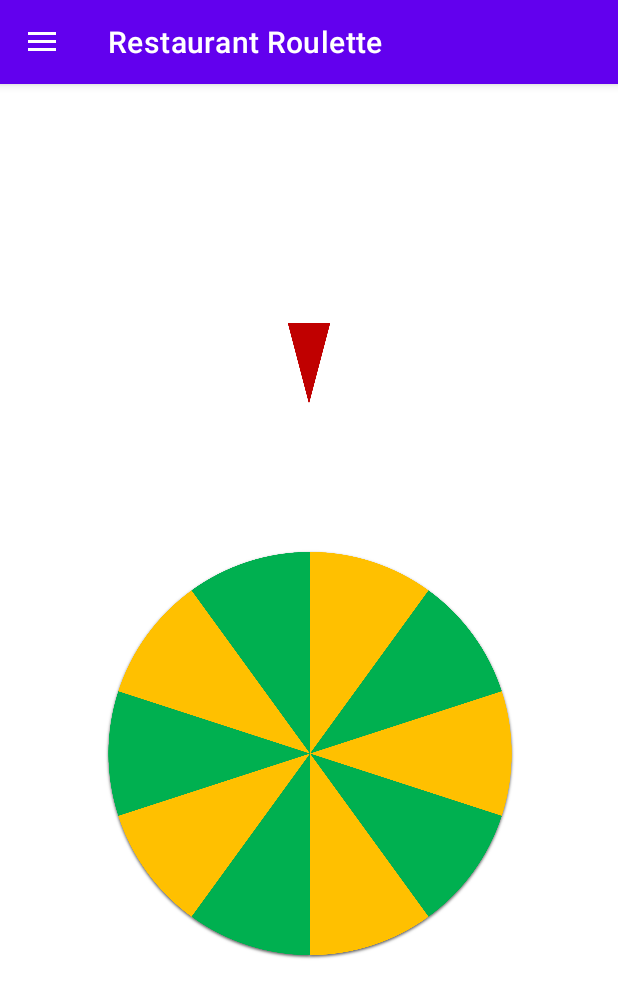
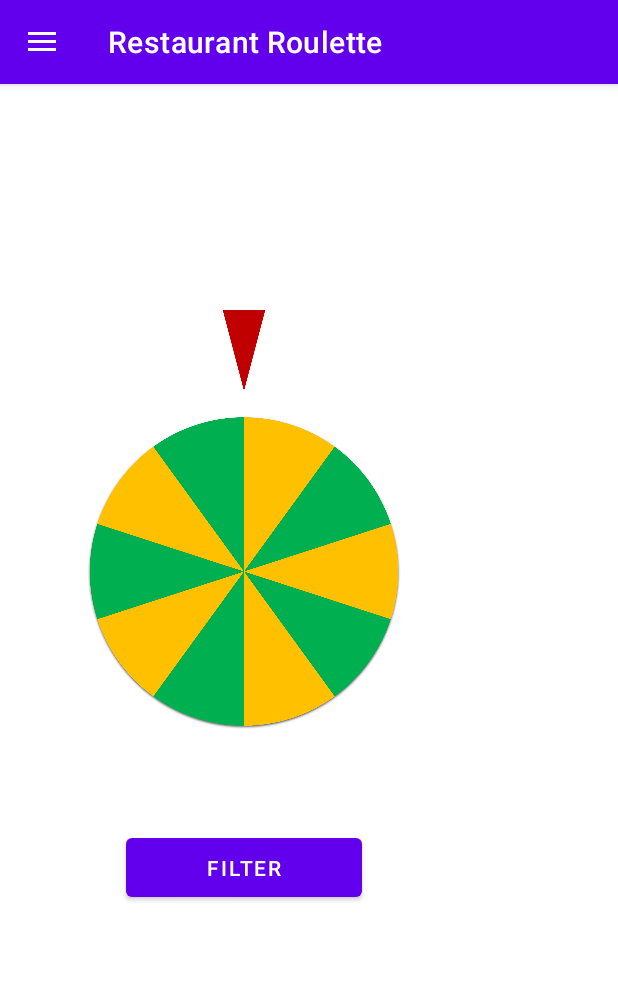
Before and after one commit to chris199512/Restaurant_Roulette, an Android app: the screen it shows after launch (MainActivity), on a phone screen of 412 x 824 dp. Shown: the top 998 px of the screen. Run offline under Robolectric (Android 15) with nearby library versions, the phone set to English and light mode, and no system bars.

Commit message:
Menü funktionsfähig gemacht

```diff
--- a/app/src/main/java/com/smarthomebear/restaurantroulette/MainActivity.java
+++ b/app/src/main/java/com/smarthomebear/restaurantroulette/MainActivity.java
@@ -15,14 +15,12 @@ import android.view.animation.Animation;
 import android.view.animation.AnimationUtils;
 import android.widget.Button;
 import android.widget.ImageView;
+import android.widget.Toast;
 
 import com.google.android.material.navigation.NavigationView;
 
-public class MainActivity extends AppCompatActivity implements View.OnClickListener, NavigationView.OnNavigationItemSelectedListener {
+public class MainActivity extends AppCompatActivity implements NavigationView.OnNavigationItemSelectedListener {
 
-    ImageView imageViewRoulette;
-    Button filterButton;
-    Animation rotateImage;
 
     Toolbar toolbar;
 
@@ -50,12 +48,12 @@ public class MainActivity extends AppCompatActivity implements View.OnClickListe
         drawer.addDrawerListener(toggle);
         toggle.syncState();
 
-        //Set roulette image as variable
-        imageViewRoulette=findViewById(R.id.roulette);
-
-        //Make filter button clickable
-        filterButton=findViewById(R.id.filter);
-        filterButton.setOnClickListener(this);
+        //Start Roulette Fragment on first start
+        if(savedInstanceState==null) {
+            getSupportFragmentManager().beginTransaction().replace(R.id.fragment_container,
+                    new RouletteFragment()).commit();
+            navigationView.setCheckedItem(R.id.nav_roulette);
+        }
     }
 
     @Override
@@ -64,6 +62,20 @@ public class MainActivity extends AppCompatActivity implements View.OnClickListe
             case R.id.nav_roulette:
                 getSupportFragmentManager().beginTransaction().replace(R.id.fragment_container,
                         new RouletteFragment()).commit();
+                break;
+            case R.id.nav_maps:
+                getSupportFragmentManager().beginTransaction().replace(R.id.fragment_container,
+                        new MapsFragment()).commit();
+                break;
+            case R.id.nav_favorite:
+                getSupportFragmentManager().beginTransaction().replace(R.id.fragment_container,
+                        new FavoriteFragment()).commit();
+                break;
+            case R.id.nav_bug:
+                Toast.makeText(this, "Bug", Toast.LENGTH_SHORT).show();
+                break;
+            case R.id.nav_questions:
+                Toast.makeText(this, "Q&A", Toast.LENGTH_SHORT).show();
                 break;
         }
         drawer.closeDrawer(GravityCompat.START);
@@ -80,14 +92,4 @@ public class MainActivity extends AppCompatActivity implements View.OnClickListe
         }
     }
 
-    public void start(View view) {
-        //Rotate image
-        rotateImage= AnimationUtils.loadAnimation(getApplicationContext(),R.anim.rotate);
-        imageViewRoulette.startAnimation(rotateImage);
-    }
-
-    public void onClick(View v){
-
-        startActivity(new Intent(this, MapsActivity.class));
-    }
 }
--- a/app/src/main/java/com/smarthomebear/restaurantroulette/RouletteFragment.java
+++ b/app/src/main/java/com/smarthomebear/restaurantroulette/RouletteFragment.java
@@ -1,18 +1,47 @@
 package com.smarthomebear.restaurantroulette;
 
+import android.content.Intent;
 import android.os.Bundle;
 import android.view.LayoutInflater;
 import android.view.View;
 import android.view.ViewGroup;
+import android.view.animation.Animation;
+import android.view.animation.AnimationUtils;
+import android.widget.Button;
+import android.widget.ImageView;
 
 import androidx.annotation.NonNull;
 import androidx.annotation.Nullable;
+import androidx.appcompat.app.AppCompatActivity;
 import androidx.fragment.app.Fragment;
 
-public class RouletteFragment extends Fragment {
+public class RouletteFragment extends Fragment implements View.OnClickListener{
+
+    ImageView imageViewRoulette;
+    Button filterButton;
+    Animation rotateImage;
+
     @Nullable
     @Override
     public View onCreateView(@NonNull LayoutInflater inflater, @Nullable ViewGroup container, @Nullable Bundle savedInstanceState) {
         return inflater.inflate(R.layout.fragment_roulette, container, false);
+
     }
+
+    @Override
+    public void onViewCreated(@NonNull View view, @Nullable Bundle savedInstanceState) {
+        super.onViewCreated(view, savedInstanceState);
+        //Set roulette image as variable
+        imageViewRoulette=getView().findViewById(R.id.roulette);
+
+        //Make filter button clickable
+        filterButton=getView().findViewById(R.id.filter);
+        filterButton.setOnClickListener(this);
+    }
+
+
+    public void onClick(View v){
+
+    }
+
 }
--- a/app/src/main/res/layout/activity_main.xml
+++ b/app/src/main/res/layout/activity_main.xml
@@ -41,54 +41,5 @@
         app:menu="@menu/nav_drawer_menu"
         />
 
-    <androidx.constraintlayout.widget.ConstraintLayout
-        android:layout_width="match_parent"
-        android:layout_height="match_parent">
-
-        <ImageView
-            android:id="@+id/roulette"
-            android:layout_width="425dp"
-            android:layout_height="443dp"
-            android:layout_marginStart="100dp"
-            android:layout_marginEnd="100dp"
-            android:layout_marginBottom="100dp"
-            android:contentDescription="@string/roulette"
-            android:onClick="start"
-            android:src="@drawable/roulette"
-            app:layout_constraintBottom_toBottomOf="parent"
-            app:layout_constraintEnd_toEndOf="parent"
-            app:layout_constraintHorizontal_bias="0.5"
-            app:layout_constraintStart_toStartOf="parent"
-            tools:ignore="ImageContrastCheck" />
-
-        <ImageView
-            android:id="@+id/arrow"
-            android:layout_width="53dp"
-            android:layout_height="54dp"
-            android:layout_marginTop="50dp"
-            android:layout_marginEnd="179dp"
-            android:contentDescription="@string/arrow"
-            app:layout_constraintBottom_toBottomOf="@+id/roulette"
-            app:layout_constraintEnd_toEndOf="parent"
-            app:layout_constraintTop_toTopOf="parent"
-            app:layout_constraintVertical_bias="0.267"
-            app:srcCompat="@drawable/arrow" />
-
-        <Button
-            android:id="@+id/filter"
-            android:layout_width="157dp"
-            android:layout_height="51dp"
-            android:layout_marginStart="158dp"
-            android:layout_marginTop="1dp"
-            android:layout_marginEnd="158dp"
-            android:layout_marginBottom="138dp"
-            android:text="@string/filter"
-            app:layout_constraintBottom_toBottomOf="parent"
-            app:layout_constraintEnd_toEndOf="parent"
-            app:layout_constraintHorizontal_bias="0.5"
-            app:layout_constraintStart_toStartOf="parent"
-            app:layout_constraintTop_toBottomOf="@+id/roulette" />
-
-    </androidx.constraintlayout.widget.ConstraintLayout>
 
 </androidx.drawerlayout.widget.DrawerLayout>
--- /dev/null
+++ b/app/src/main/res/layout/fragment_favorite.xml
@@ -0,0 +1,6 @@
+<?xml version="1.0" encoding="utf-8"?>
+<androidx.constraintlayout.widget.ConstraintLayout xmlns:android="http://schemas.android.com/apk/res/android"
+    android:layout_width="match_parent"
+    android:layout_height="match_parent">
+
+</androidx.constraintlayout.widget.ConstraintLayout>
--- /dev/null
+++ b/app/src/main/res/layout/fragment_maps.xml
@@ -0,0 +1,6 @@
+<?xml version="1.0" encoding="utf-8"?>
+<androidx.constraintlayout.widget.ConstraintLayout xmlns:android="http://schemas.android.com/apk/res/android"
+    android:layout_width="match_parent"
+    android:layout_height="match_parent">
+
+</androidx.constraintlayout.widget.ConstraintLayout>
--- a/app/src/main/res/layout/fragment_roulette.xml
+++ b/app/src/main/res/layout/fragment_roulette.xml
@@ -1,6 +1,42 @@
 <?xml version="1.0" encoding="utf-8"?>
 <androidx.constraintlayout.widget.ConstraintLayout xmlns:android="http://schemas.android.com/apk/res/android"
+    xmlns:app="http://schemas.android.com/apk/res-auto"
+    xmlns:tools="http://schemas.android.com/tools"
     android:layout_width="match_parent"
     android:layout_height="match_parent">
 
+    <ImageView
+        android:id="@+id/roulette"
+        android:layout_width="325dp"
+        android:layout_height="343dp"
+        android:contentDescription="@string/roulette"
+        android:onClick="start"
+        android:src="@drawable/roulette"
+        app:layout_constraintBottom_toBottomOf="parent"
+        app:layout_constraintEnd_toEndOf="parent"
+        app:layout_constraintStart_toStartOf="parent"
+        app:layout_constraintTop_toTopOf="parent"
+        app:layout_constraintVertical_bias="0.361" />
+
+    <ImageView
+        android:id="@+id/arrow"
+        android:layout_width="53dp"
+        android:layout_height="54dp"
+        android:contentDescription="@string/arrow"
+        app:layout_constraintBottom_toBottomOf="@+id/roulette"
+        app:layout_constraintEnd_toEndOf="parent"
+        app:layout_constraintStart_toStartOf="parent"
+        app:layout_constraintTop_toTopOf="parent"
+        app:layout_constraintVertical_bias="0.34"
+        app:srcCompat="@drawable/arrow" />
+
+    <Button
+        android:id="@+id/filter"
+        android:layout_width="157dp"
+        android:layout_height="51dp"
+        android:text="@string/filter"
+        app:layout_constraintEnd_toEndOf="parent"
+        app:layout_constraintStart_toStartOf="parent"
+        app:layout_constraintTop_toBottomOf="@+id/roulette" />
+
 </androidx.constraintlayout.widget.ConstraintLayout>
```
Also changed, not shown: app/src/main/java/com/smarthomebear/restaurantroulette/FavoriteFragment.java (added, +18 -0 lines), app/src/main/java/com/smarthomebear/restaurantroulette/MapsFragment.java (added, +18 -0 lines).
